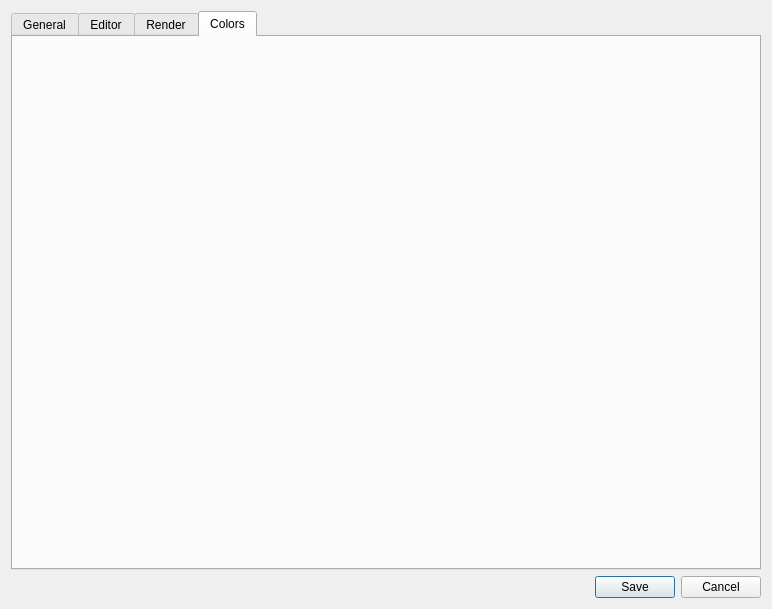
First picture: the form in ui/settings_dialog.ui, repository lasest/manuwrite, before the edit.
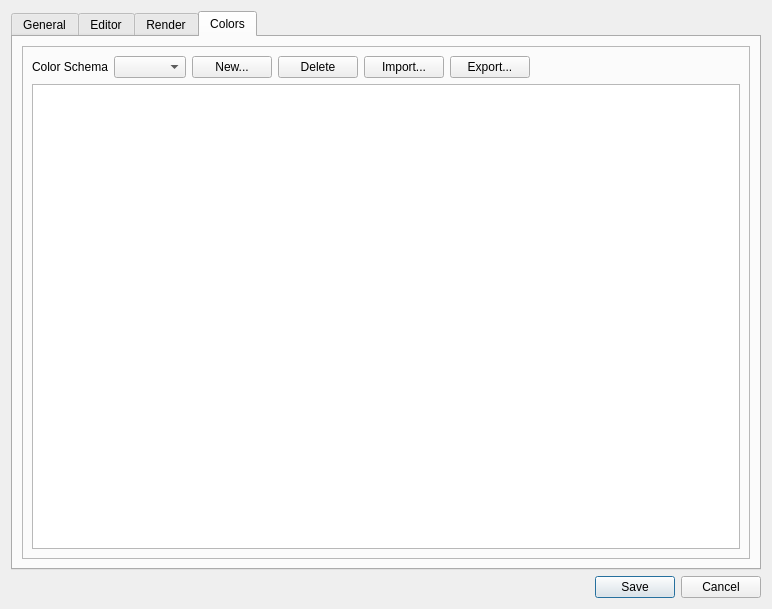
Second picture: the form after the edit. The open tabs and pages were chosen to show the change.

Commit message: Added color scheme for the app, creating, importing, exporting color schemes

Diff of the .ui file:
```diff
--- a/ui/settings_dialog.ui
+++ b/ui/settings_dialog.ui
@@ -268,55 +268,6 @@
          </property>
         </widget>
        </item>
-       <item>
-        <layout class="QHBoxLayout" name="horizontalLayout_3">
-         <item>
-          <widget class="QLabel" name="ColorSchemaLabel">
-           <property name="text">
-            <string>Color Schema</string>
-           </property>
-          </widget>
-         </item>
-         <item>
-          <widget class="QComboBox" name="ColorSchemaComboBox"/>
-         </item>
-         <item>
-          <spacer name="horizontalSpacer_6">
-           <property name="orientation">
-            <enum>Qt::Horizontal</enum>
-           </property>
-           <property name="sizeHint" stdset="0">
-            <size>
-             <width>40</width>
-             <height>20</height>
-            </size>
-           </property>
-          </spacer>
-         </item>
-        </layout>
-       </item>
-       <item>
-        <widget class="QTableWidget" name="ColorsTable">
-         <property name="columnCount">
-          <number>3</number>
-         </property>
-         <attribute name="horizontalHeaderVisible">
-          <bool>false</bool>
-         </attribute>
-         <attribute name="horizontalHeaderCascadingSectionResizes">
-          <bool>false</bool>
-         </attribute>
-         <attribute name="horizontalHeaderHighlightSections">
-          <bool>false</bool>
-         </attribute>
-         <attribute name="horizontalHeaderStretchLastSection">
-          <bool>true</bool>
-         </attribute>
-         <column/>
-         <column/>
-         <column/>
-        </widget>
-       </item>
       </layout>
      </widget>
      <widget class="QWidget" name="RenderTab">
@@ -379,14 +330,93 @@
       </attribute>
       <layout class="QVBoxLayout" name="verticalLayout_4">
        <item>
-        <layout class="QHBoxLayout" name="horizontalLayout_2">
-         <item>
-          <layout class="QVBoxLayout" name="verticalLayout_7"/>
-         </item>
-         <item>
-          <layout class="QVBoxLayout" name="verticalLayout_6"/>
-         </item>
-        </layout>
+        <widget class="QFrame" name="ColorSchemaFrame">
+         <property name="frameShape">
+          <enum>QFrame::StyledPanel</enum>
+         </property>
+         <property name="frameShadow">
+          <enum>QFrame::Raised</enum>
+         </property>
+         <layout class="QVBoxLayout" name="verticalLayout_5">
+          <item>
+           <layout class="QHBoxLayout" name="ColorSchemaLayout">
+            <item>
+             <widget class="QLabel" name="ColorSchemaLabel">
+              <property name="text">
+               <string>Color Schema</string>
+              </property>
+             </widget>
+            </item>
+            <item>
+             <widget class="QComboBox" name="ColorSchemaComboBox"/>
+            </item>
+            <item>
+             <widget class="QPushButton" name="NewColorSchemaButton">
+              <property name="text">
+               <string>New...</string>
+              </property>
+             </widget>
+            </item>
+            <item>
+             <widget class="QPushButton" name="DeleteColorSchemaButton">
+              <property name="text">
+               <string>Delete</string>
+              </property>
+             </widget>
+            </item>
+            <item>
+             <widget class="QPushButton" name="ImportColorSchemaButton">
+              <property name="text">
+               <string>Import...</string>
+              </property>
+             </widget>
+            </item>
+            <item>
+             <widget class="QPushButton" name="ExportColorSchemaButton">
+              <property name="text">
+               <string>Export...</string>
+              </property>
+             </widget>
+            </item>
+            <item>
+             <spacer name="horizontalSpacer_6">
+              <property name="orientation">
+               <enum>Qt::Horizontal</enum>
+              </property>
+              <property name="sizeHint" stdset="0">
+               <size>
+                <width>40</width>
+                <height>20</height>
+               </size>
+              </property>
+             </spacer>
+            </item>
+           </layout>
+          </item>
+          <item>
+           <widget class="QTableWidget" name="ColorsTable">
+            <property name="columnCount">
+             <number>3</number>
+            </property>
+            <attribute name="horizontalHeaderVisible">
+             <bool>false</bool>
+            </attribute>
+            <attribute name="horizontalHeaderCascadingSectionResizes">
+             <bool>false</bool>
+            </attribute>
+            <attribute name="horizontalHeaderHighlightSections">
+             <bool>false</bool>
+            </attribute>
+            <attribute name="horizontalHeaderStretchLastSection">
+             <bool>true</bool>
+            </attribute>
+            <column/>
+            <column/>
+            <column/>
+           </widget>
+          </item>
+         </layout>
+        </widget>
        </item>
       </layout>
      </widget>
```
Left out of the diff: 2 changed lines with no effect on the pictures. The commit also changes 5 other files.
